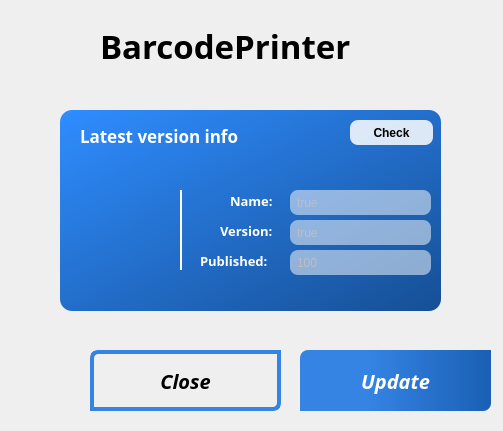
Before: the Qt Designer form lib/updater/updater.ui in PersonX-46/BarcodePrinter, drawn with Qt 5.
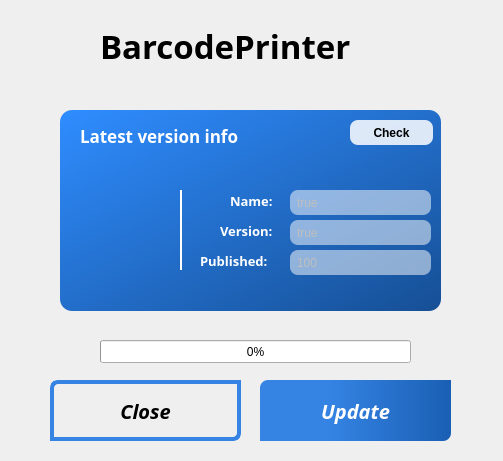
After: the same form once the commit is applied. Icons and pictures are not drawn.

Diff of the .ui file:
```diff
--- a/lib/updater/updater.ui
+++ b/lib/updater/updater.ui
@@ -7,7 +7,7 @@
     <x>0</x>
     <y>0</y>
     <width>503</width>
-    <height>431</height>
+    <height>461</height>
    </rect>
   </property>
   <property name="windowTitle">
@@ -59,8 +59,8 @@
   <widget class="QPushButton" name="btn_update">
    <property name="geometry">
     <rect>
-     <x>300</x>
-     <y>350</y>
+     <x>260</x>
+     <y>380</y>
      <width>191</width>
      <height>61</height>
     </rect>
@@ -97,8 +97,8 @@
   <widget class="QPushButton" name="btn_close">
    <property name="geometry">
     <rect>
-     <x>90</x>
-     <y>350</y>
+     <x>50</x>
+     <y>380</y>
      <width>191</width>
      <height>61</height>
     </rect>
@@ -423,6 +423,19 @@
     </property>
    </widget>
   </widget>
+  <widget class="QProgressBar" name="progressBar">
+   <property name="geometry">
+    <rect>
+     <x>100</x>
+     <y>340</y>
+     <width>311</width>
+     <height>23</height>
+    </rect>
+   </property>
+   <property name="value">
+    <number>0</number>
+   </property>
+  </widget>
  </widget>
  <resources/>
  <connections/>
```
